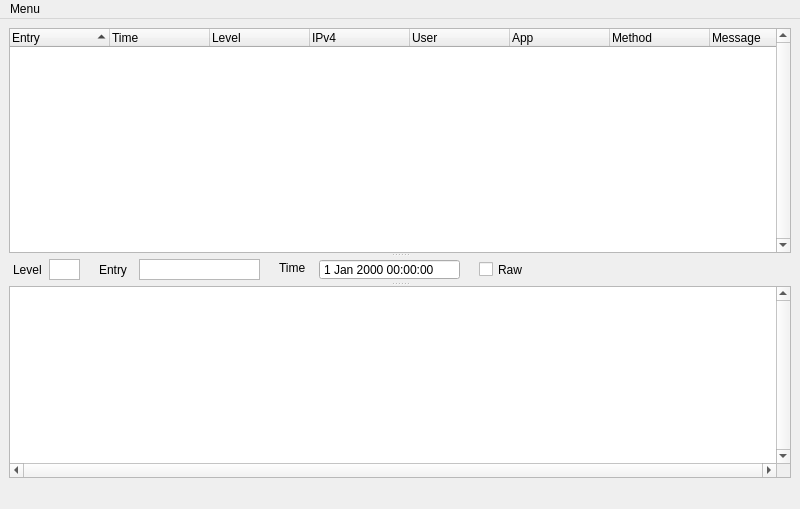
First picture: the form in Qt5_UI/oc_logReader.ui, repository jupiterbjy/owncloudLogViewer, before the edit.
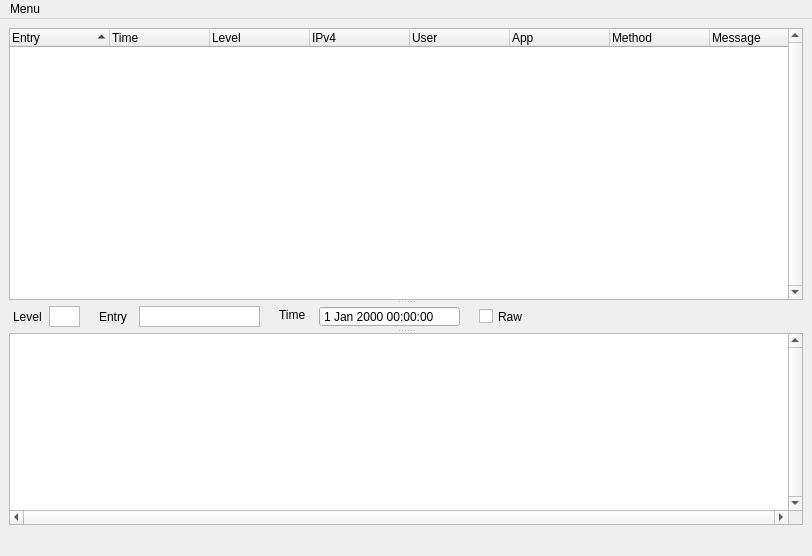
Second picture: the form after the edit.

Commit message: Fixed issue that owncloud generates random newline spamming causing script IndexOutOfRange error. Updated exe.(check file inside dist)

```diff
--- a/Qt5_UI/oc_logReader.ui
+++ b/Qt5_UI/oc_logReader.ui
@@ -6,8 +6,8 @@
    <rect>
     <x>0</x>
     <y>0</y>
-    <width>800</width>
-    <height>509</height>
+    <width>812</width>
+    <height>556</height>
    </rect>
   </property>
   <property name="acceptDrops">
@@ -319,7 +319,7 @@
     <rect>
      <x>0</x>
      <y>0</y>
-     <width>800</width>
+     <width>812</width>
      <height>21</height>
     </rect>
    </property>
```
The commit also changes 2 other files.
